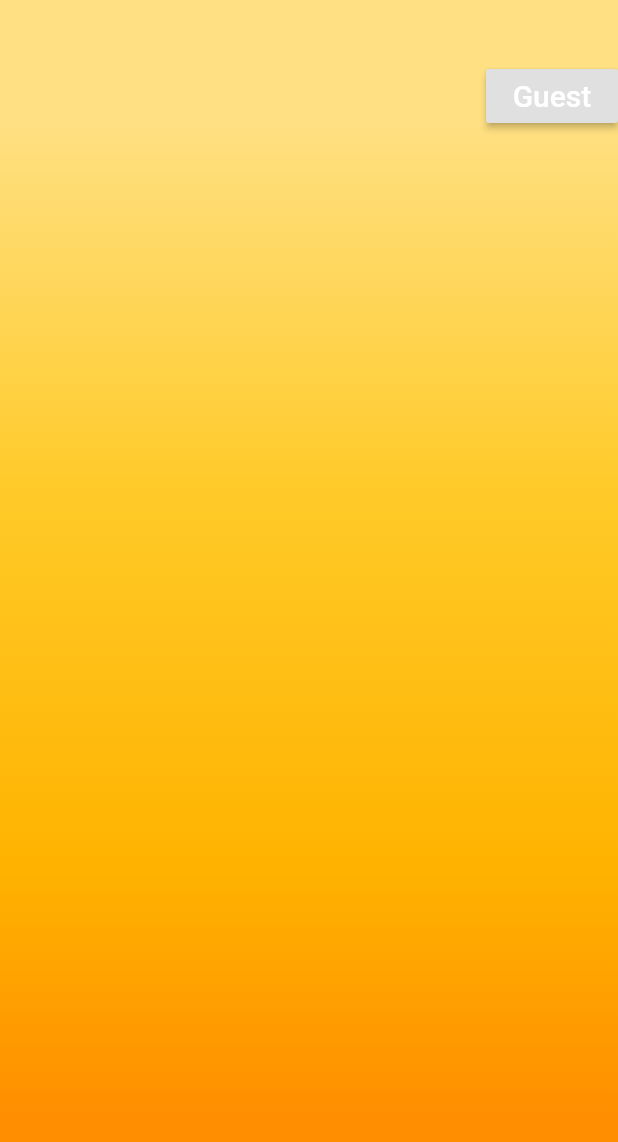
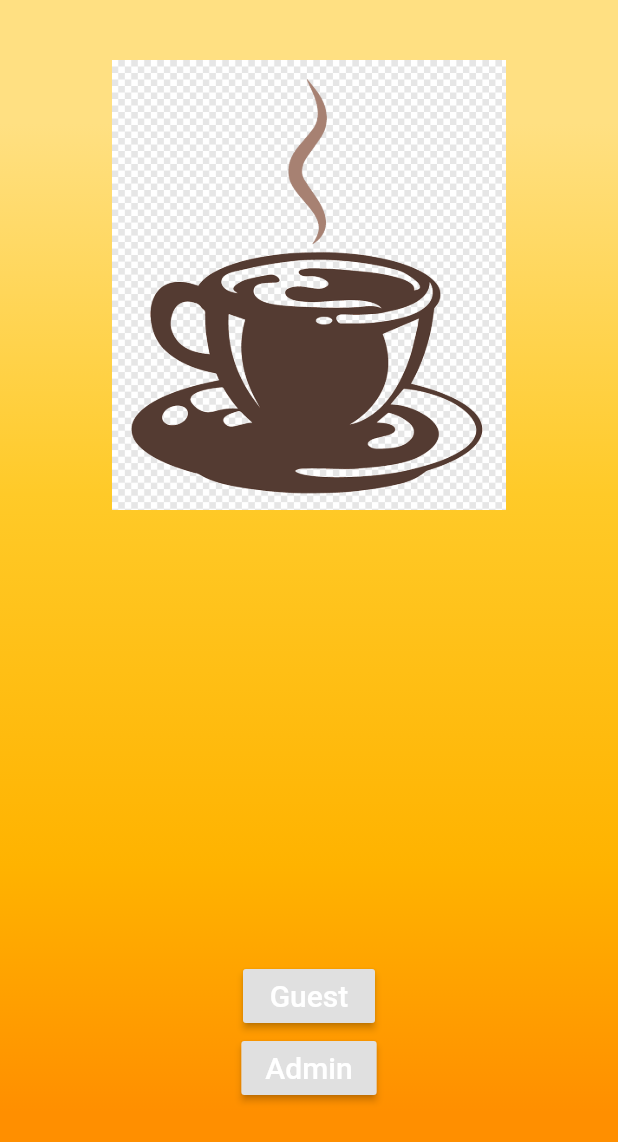
Before and after one commit to Wasivjoey/cups-, a Flutter app: the screen it shows after launch, on a phone screen of 412 x 824 dp. Shown: the top 1142 px of the screen. Run offline on Flutter 3.47's test engine with Material 2 defaults, Android fonts, the light colour scheme and no system bars.

Commit message:
pic works

```diff
--- a/lib/Home.dart
+++ b/lib/Home.dart
@@ -42,18 +42,6 @@ class Home extends StatefulWidget{
            child: Column(
              crossAxisAlignment: CrossAxisAlignment.stretch,
              children: <Widget>[
-               Container(
-                 alignment: Alignment.centerRight,
-                 child: RaisedButton(
-                   onPressed: ()=> print("Guest entry invalid "),
-                   child: Text(
-                     'Guest',
-                     style: TextStyle(
-                       color: Colors.white,
-                       fontSize: 20.0,
-                     ),
-                   ),),
-               ),
 
               Container(
                 height: 600.0,
@@ -67,7 +55,7 @@ class Home extends StatefulWidget{
                   },
 
                 children: <Widget>[
-                  /*Column(
+                  Column(
                     crossAxisAlignment: CrossAxisAlignment.start,
                     children: <Widget>[
                       Center(
@@ -82,12 +70,37 @@ class Home extends StatefulWidget{
                          )
                     ]
 
-                 ),*/
+                 ),
 
 
                 ]
                 )
               ),
+               Container(
+                 alignment: Alignment.center,
+                 child: RaisedButton(
+                   onPressed: ()=> print("Guest entry invalid "),
+                   child: Text(
+                     'Guest',
+                     style: TextStyle(
+                       color: Colors.white,
+                       fontSize: 20.0,
+                     ),
+                   ),),
+               ),
+
+                Container(
+                 alignment: Alignment.center,
+                 child: RaisedButton(
+                   onPressed: ()=> print("Guest entry invalid "),
+                   child: Text(
+                     'Admin',
+                     style: TextStyle(
+                       color: Colors.white,
+                       fontSize: 20.0,
+                     ),
+                   ),),
+               ),
              ],
 
            ),
--- a/pubspec.yaml
+++ b/pubspec.yaml
@@ -41,9 +41,9 @@ flutter:
   uses-material-design: true
 
   # To add assets to your application, add an assets section, like this:
-  # assets:
+  assets:
   #  - images/a_dot_burr.jpeg
-  #  - assets/images/
+     - assets/images/
   #  - images/a_dot_ham.jpeg
 
   # An image asset can refer to one or more resolution-specific "variants", see
```
